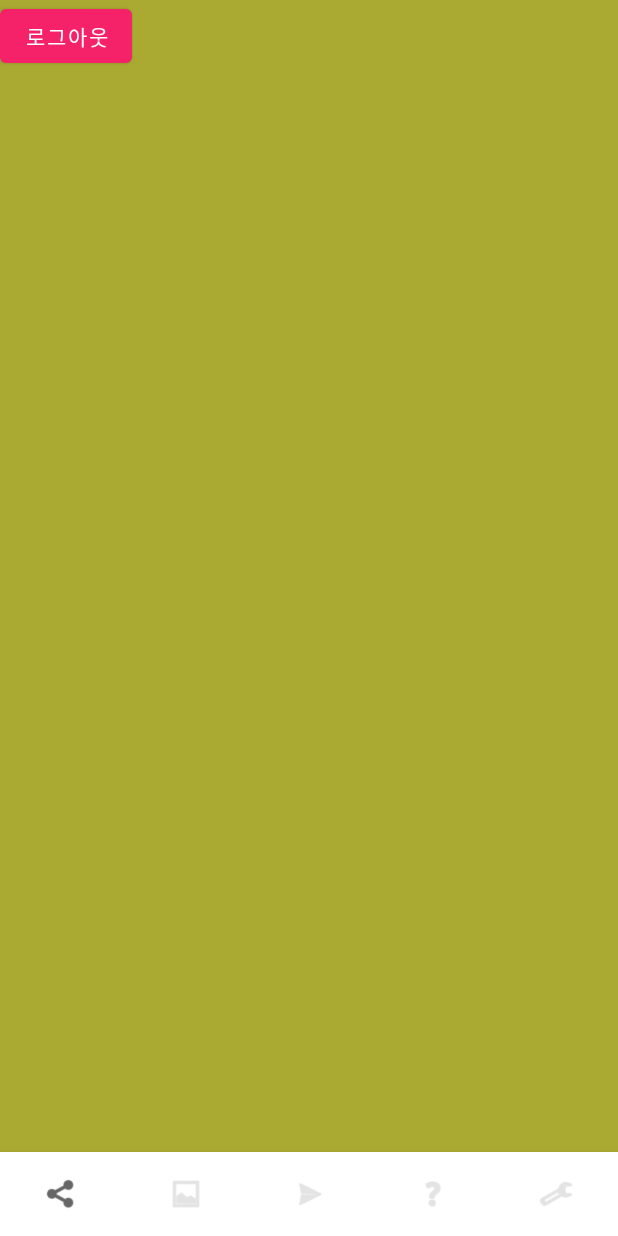
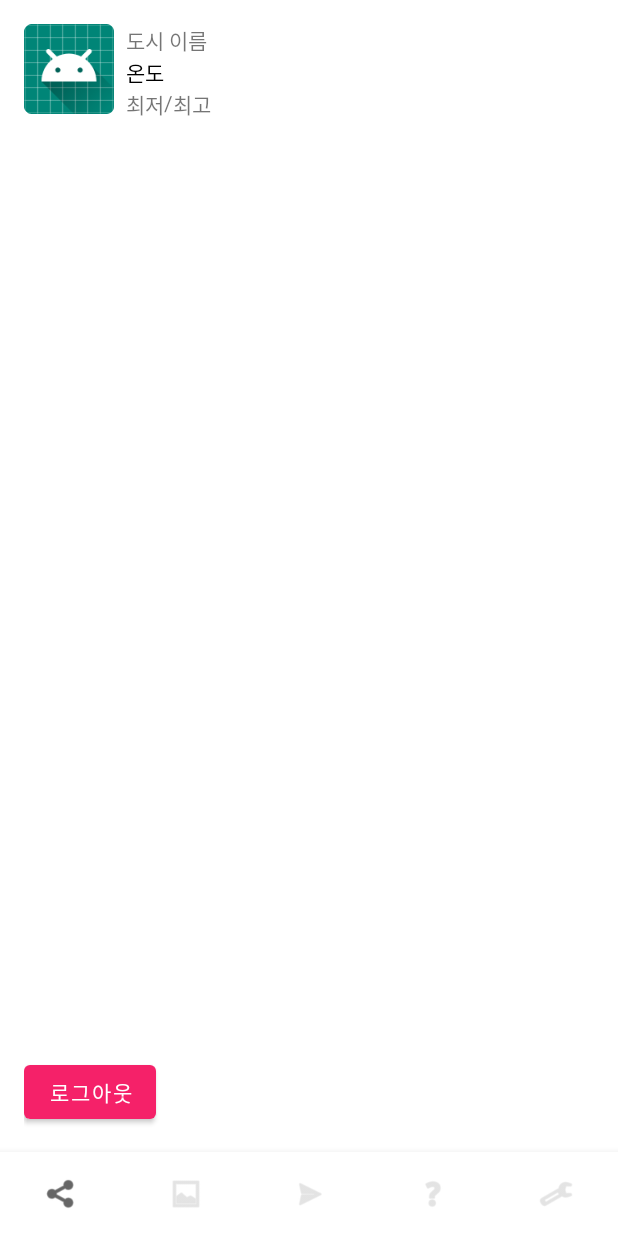
Before and after one commit to Lcw126/Meet, an Android app: the fragment Page5FragProfile placed in its activity, on a phone screen of 412 x 824 dp. Run offline under Robolectric (Android 15) with nearby library versions, the phone set to English and light mode, and no system bars; our stand-ins replace CircleImageView, Picasso, Volley; libraries missing offline, so code that uses them is left out: com.kakao.usermgmt; pictures from the network do not load; Roboto replaces fonts that are not available here.

Commit message:
page5 layout ing ..

```diff
--- a/app/src/main/java/com/lcw/meet/Page5FragProfile.java
+++ b/app/src/main/java/com/lcw/meet/Page5FragProfile.java
@@ -28,7 +28,7 @@ public class Page5FragProfile extends Fragment {
 
         return view;
     }
-
+    //로그 아웃 버튼 눌렀을 시
     public View.OnClickListener LogoutListener= new View.OnClickListener() {
         @Override
         public void onClick(View view) {
--- a/app/src/main/res/layout/fragment_profile.xml
+++ b/app/src/main/res/layout/fragment_profile.xml
@@ -1,13 +1,59 @@
 <?xml version="1.0" encoding="utf-8"?>
-<LinearLayout xmlns:android="http://schemas.android.com/apk/res/android"
-    android:orientation="vertical" android:layout_width="match_parent"
+<RelativeLayout xmlns:android="http://schemas.android.com/apk/res/android"
+    android:layout_width="match_parent"
     android:layout_height="match_parent"
-    android:background="#aaaa33">
+    android:padding="16dp">
+
+
+    <ImageView
+        android:id="@+id/iv"
+        android:layout_width="60dp"
+        android:layout_height="60dp"
+        android:src="@mipmap/ic_launcher"/>
+    <TextView
+        android:id="@+id/tv_name"
+        android:layout_width="wrap_content"
+        android:layout_height="wrap_content"
+        android:layout_toRightOf="@id/iv"
+        android:layout_marginLeft="8dp"
+        android:text="도시 이름"/>
+    <TextView
+        android:id="@+id/tv_temp"
+        android:layout_width="wrap_content"
+        android:layout_height="wrap_content"
+        android:layout_below="@id/tv_name"
+        android:layout_toRightOf="@id/iv"
+        android:textColor="#000000"
+        android:layout_marginLeft="8dp"
+        android:text="온도"/>
+    <TextView
+        android:id="@+id/tv_temp_min"
+        android:layout_width="wrap_content"
+        android:layout_height="wrap_content"
+        android:layout_below="@id/tv_temp"
+        android:layout_toRightOf="@id/iv"
+        android:layout_marginLeft="8dp"
+        android:text="최저"/>
+    <TextView
+        android:id="@+id/tv_temp_div"
+        android:layout_width="wrap_content"
+        android:layout_height="wrap_content"
+        android:layout_below="@id/tv_temp"
+        android:layout_toRightOf="@id/tv_temp_min"
+        android:text="/"/>
+    <TextView
+        android:id="@+id/tv_temp_max"
+        android:layout_width="wrap_content"
+        android:layout_height="wrap_content"
+        android:layout_below="@id/tv_temp"
+        android:layout_toRightOf="@id/tv_temp_div"
+        android:text="최고"/>
 
     <Button
         android:id="@+id/click_LogOut"
         android:layout_width="wrap_content"
         android:layout_height="wrap_content"
+        android:layout_alignParentBottom="true"
         android:text="로그아웃"/>
 
-</LinearLayout>
+</RelativeLayout>
```
